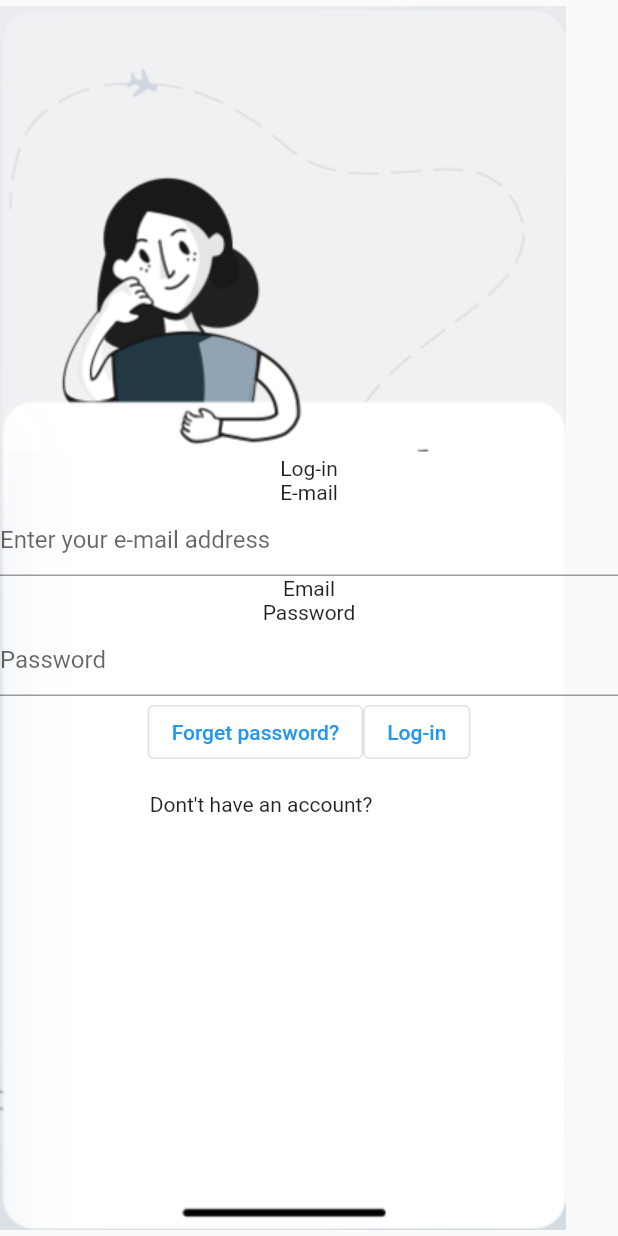
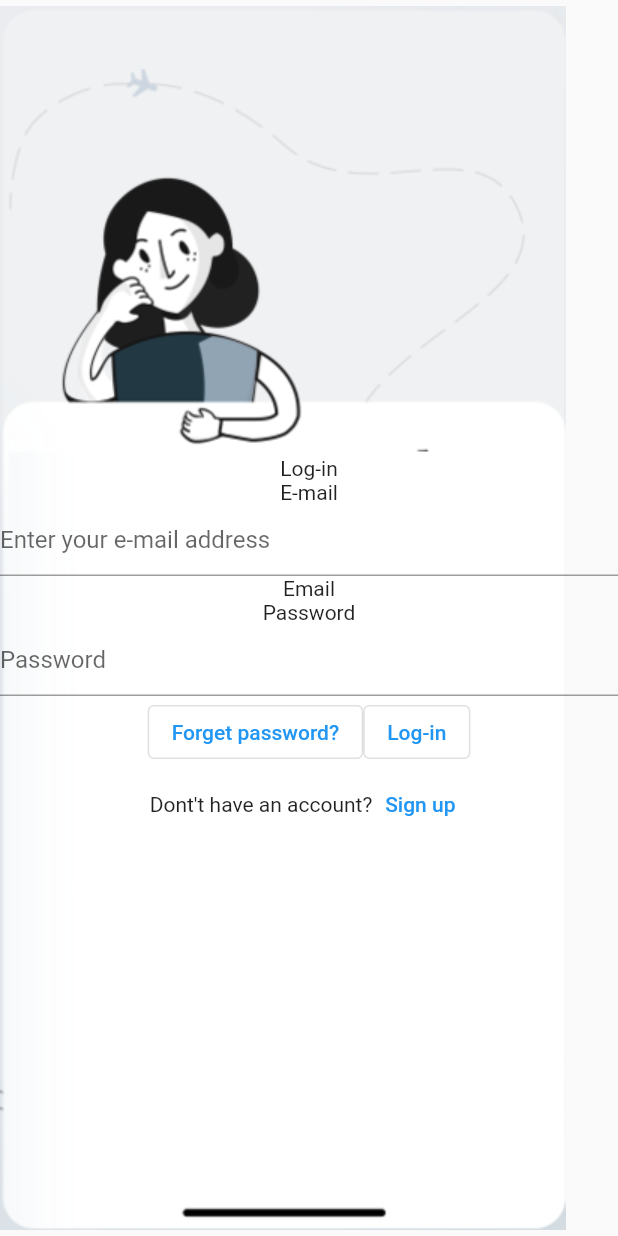
Before and after one commit to amigosilo/Login_Screen, a Flutter app: the screen it shows after launch, on a phone screen of 412 x 824 dp. Run offline on Flutter 3.47's test engine with Material 2 defaults, Android fonts, the phone set to English and light mode, and no system bars.

Commit message:
additional changes screen1

```diff
--- a/lib/screen1.dart
+++ b/lib/screen1.dart
@@ -111,7 +111,7 @@ class _MyHomePageState extends State<MyHomePage> {
                             ),
                           );
                         },
-                        child: Text(''),
+                        child: const Text('Sign up'),
                       ),
                     ],
                   )
```
